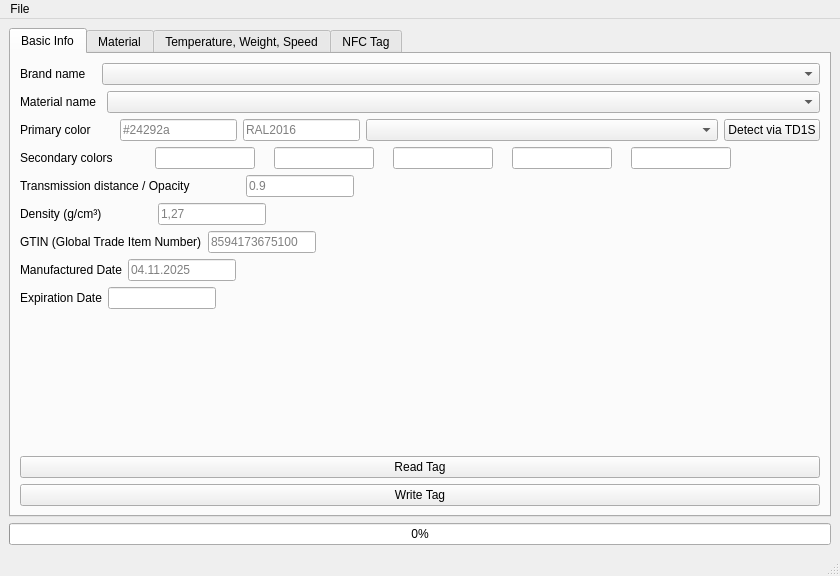
Old version of the form openprinttaggui/GUI/gui.ui in the repository bkerler/OpenPrintTagGUI.
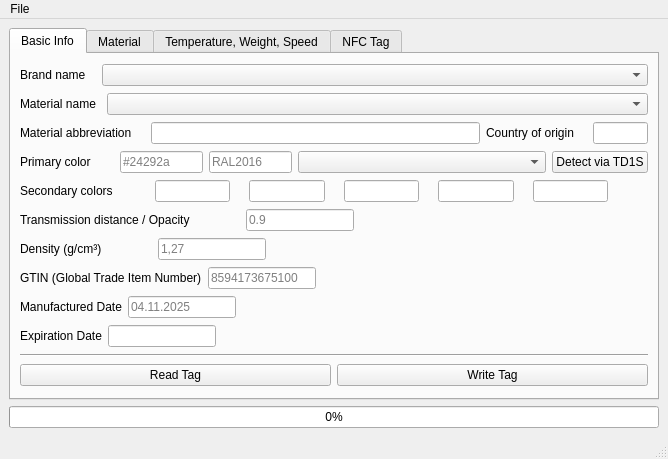
New version of the form. Custom widgets are drawn as their Qt base class.

Commit message: Fix issue with nfc reader support leading to non-responsive/hanging gui, restructure directory and add country_of_origin and material_abbreviation

Diff of the .ui file:
```diff
--- a/openprinttaggui/GUI/gui.ui
+++ b/openprinttaggui/GUI/gui.ui
@@ -6,8 +6,8 @@
    <rect>
     <x>0</x>
     <y>0</y>
-    <width>840</width>
-    <height>576</height>
+    <width>668</width>
+    <height>459</height>
    </rect>
   </property>
   <property name="sizePolicy">
@@ -27,7 +27,14 @@
   </property>
   <widget class="QWidget" name="centralwidget">
    <layout class="QGridLayout" name="gridLayout_8">
-    <item row="0" column="0">
+    <item row="2" column="0">
+     <widget class="QProgressBar" name="progressBar">
+      <property name="value">
+       <number>0</number>
+      </property>
+     </widget>
+    </item>
+    <item row="1" column="0">
      <widget class="QTabWidget" name="tabWidget">
       <property name="currentIndex">
        <number>0</number>
@@ -36,82 +43,48 @@
        <attribute name="title">
         <string>Basic Info</string>
        </attribute>
-       <layout class="QGridLayout" name="gridLayout">
-        <item row="8" column="0">
-         <layout class="QHBoxLayout" name="horizontalLayout_18">
+       <layout class="QVBoxLayout" name="verticalLayout_2">
+        <item>
+         <layout class="QHBoxLayout" name="horizontalLayout_3">
           <item>
-           <widget class="QLabel" name="expdatelabel">
+           <widget class="QLabel" name="brandnamelabel">
             <property name="text">
-             <string>Expiration Date</string>
+             <string>Brand name</string>
             </property>
            </widget>
           </item>
           <item>
-           <widget class="QLineEdit" name="expdateedit">
-            <property name="sizePolicy">
-             <sizepolicy hsizetype="Preferred" vsizetype="Fixed">
-              <horstretch>0</horstretch>
-              <verstretch>0</verstretch>
-             </sizepolicy>
-            </property>
-            <property name="placeholderText">
-             <string/>
-            </property>
-           </widget>
-          </item>
-          <item>
-           <spacer name="horizontalSpacer_2">
+           <spacer name="horizontalSpacer_15">
             <property name="orientation">
              <enum>Qt::Orientation::Horizontal</enum>
             </property>
+            <property name="sizeType">
+             <enum>QSizePolicy::Policy::Preferred</enum>
+            </property>
             <property name="sizeHint" stdset="0">
              <size>
-              <width>40</width>
+              <width>10</width>
               <height>20</height>
              </size>
             </property>
            </spacer>
           </item>
-         </layout>
-        </item>
-        <item row="7" column="0">
-         <layout class="QHBoxLayout" name="horizontalLayout_8">
           <item>
-           <widget class="QLabel" name="datelabel">
-            <property name="text">
-             <string>Manufactured Date</string>
-            </property>
-           </widget>
-          </item>
-          <item>
-           <widget class="QLineEdit" name="dateedit">
+           <widget class="ClearComboBox" name="brandnamebox">
             <property name="sizePolicy">
              <sizepolicy hsizetype="Preferred" vsizetype="Fixed">
-              <horstretch>0</horstretch>
+              <horstretch>4</horstretch>
               <verstretch>0</verstretch>
              </sizepolicy>
             </property>
             <property name="placeholderText">
-             <string>04.11.2025</string>
+             <string>Prusament</string>
             </property>
            </widget>
           </item>
-          <item>
-           <spacer name="horizontalSpacer">
-            <property name="orientation">
-             <enum>Qt::Orientation::Horizontal</enum>
-            </property>
-            <property name="sizeHint" stdset="0">
-             <size>
-              <width>40</width>
-              <height>20</height>
-             </size>
-            </property>
-           </spacer>
-          </item>
          </layout>
         </item>
-        <item row="1" column="0">
+        <item>
          <layout class="QHBoxLayout" name="horizontalLayout_4">
           <item>
            <widget class="QLabel" name="materialnamelabel">
@@ -151,7 +124,83 @@
           </item>
          </layout>
         </item>
-        <item row="2" column="0">
+        <item>
+         <layout class="QHBoxLayout" name="horizontalLayout_22">
+          <item>
+           <widget class="QLabel" name="materialabbrlabel">
+            <property name="text">
+             <string>Material abbreviation</string>
+            </property>
+           </widget>
+          </item>
+          <item>
+           <spacer name="horizontalSpacer_24">
+            <property name="orientation">
+             <enum>Qt::Orientation::Horizontal</enum>
+            </property>
+            <property name="sizeType">
+             <enum>QSizePolicy::Policy::Preferred</enum>
+            </property>
+            <property name="sizeHint" stdset="0">
+             <size>
+              <width>13</width>
+              <height>20</height>
+             </size>
+            </property>
+           </spacer>
+          </item>
+          <item>
+           <widget class="QLineEdit" name="materialabbredit">
+            <property name="sizePolicy">
+             <sizepolicy hsizetype="Expanding" vsizetype="Fixed">
+              <horstretch>6</horstretch>
+              <verstretch>0</verstretch>
+             </sizepolicy>
+            </property>
+            <property name="maxLength">
+             <number>16</number>
+            </property>
+           </widget>
+          </item>
+          <item>
+           <widget class="QLabel" name="label">
+            <property name="text">
+             <string>Country of origin</string>
+            </property>
+           </widget>
+          </item>
+          <item>
+           <spacer name="horizontalSpacer_25">
+            <property name="orientation">
+             <enum>Qt::Orientation::Horizontal</enum>
+            </property>
+            <property name="sizeType">
+             <enum>QSizePolicy::Policy::Preferred</enum>
+            </property>
+            <property name="sizeHint" stdset="0">
+             <size>
+              <width>13</width>
+              <height>20</height>
+             </size>
+            </property>
+           </spacer>
+          </item>
+          <item>
+           <widget class="QLineEdit" name="countryoforiginedit">
+            <property name="sizePolicy">
+             <sizepolicy hsizetype="Expanding" vsizetype="Fixed">
+              <horstretch>1</horstretch>
+              <verstretch>0</verstretch>
+             </sizepolicy>
+            </property>
+            <property name="maxLength">
+             <number>2</number>
+            </property>
+           </widget>
+          </item>
+         </layout>
+        </item>
+        <item>
          <layout class="QHBoxLayout" name="horizontalLayout_5">
           <item>
            <widget class="QLabel" name="primarycolorlabel">
@@ -228,204 +277,7 @@
           </item>
          </layout>
         </item>
-        <item row="6" column="0">
-         <layout class="QHBoxLayout" name="horizontalLayout_7">
-          <item>
-           <widget class="QLabel" name="gtinlabel">
-            <property name="text">
-             <string>GTIN (Global Trade Item Number)</string>
-            </property>
-           </widget>
-          </item>
-          <item>
-           <widget class="QLineEdit" name="gtinedit">
-            <property name="sizePolicy">
-             <sizepolicy hsizetype="Preferred" vsizetype="Fixed">
-              <horstretch>0</horstretch>
-              <verstretch>0</verstretch>
-             </sizepolicy>
-            </property>
-            <property name="placeholderText">
-             <string>8594173675100</string>
-            </property>
-           </widget>
-          </item>
-          <item>
-           <spacer name="horizontalSpacer_17">
-            <property name="orientation">
-             <enum>Qt::Orientation::Horizontal</enum>
-            </property>
-            <property name="sizeHint" stdset="0">
-             <size>
-              <width>40</width>
-              <height>20</height>
-             </size>
-            </property>
-           </spacer>
-          </item>
-         </layout>
-        </item>
-        <item row="10" column="0">
-         <widget class="QPushButton" name="readtagbtn">
-          <property name="text">
-           <string>Read Tag</string>
-          </property>
-         </widget>
-        </item>
-        <item row="11" column="0">
-         <widget class="QPushButton" name="writetagbtn">
-          <property name="text">
-           <string>Write Tag</string>
-          </property>
-         </widget>
-        </item>
-        <item row="4" column="0">
-         <layout class="QHBoxLayout" name="horizontalLayout_9">
-          <item>
-           <widget class="QLabel" name="transmissiondistancelabel">
-            <property name="text">
-             <string>Transmission distance / Opacity</string>
-            </property>
-           </widget>
-          </item>
-          <item>
-           <spacer name="horizontalSpacer_18">
-            <property name="orientation">
-             <enum>Qt::Orientation::Horizontal</enum>
-            </property>
-            <property name="sizeType">
-             <enum>QSizePolicy::Policy::Preferred</enum>
-            </property>
-            <property name="sizeHint" stdset="0">
-             <size>
-              <width>50</width>
-              <height>20</height>
-             </size>
-            </property>
-           </spacer>
-          </item>
-          <item>
-           <widget class="QLineEdit" name="transmissiondistanceedit">
-            <property name="sizePolicy">
-             <sizepolicy hsizetype="Preferred" vsizetype="Fixed">
-              <horstretch>0</horstretch>
-              <verstretch>0</verstretch>
-             </sizepolicy>
-            </property>
-            <property name="placeholderText">
-             <string>0.9</string>
-            </property>
-           </widget>
-          </item>
-          <item>
-           <spacer name="horizontalSpacer_12">
-            <property name="orientation">
-             <enum>Qt::Orientation::Horizontal</enum>
-            </property>
-            <property name="sizeHint" stdset="0">
-             <size>
-              <width>40</width>
-              <height>20</height>
-             </size>
-            </property>
-           </spacer>
-          </item>
-         </layout>
-        </item>
-        <item row="5" column="0">
-         <layout class="QHBoxLayout" name="horizontalLayout_6">
-          <item>
-           <widget class="QLabel" name="densitylabel">
-            <property name="text">
-             <string>Density (g/cm³)</string>
-            </property>
-           </widget>
-          </item>
-          <item>
-           <spacer name="horizontalSpacer_13">
-            <property name="orientation">
-             <enum>Qt::Orientation::Horizontal</enum>
-            </property>
-            <property name="sizeType">
-             <enum>QSizePolicy::Policy::Preferred</enum>
-            </property>
-            <property name="sizeHint" stdset="0">
-             <size>
-              <width>50</width>
-              <height>20</height>
-             </size>
-            </property>
-           </spacer>
-          </item>
-          <item>
-           <widget class="QLineEdit" name="densityedit">
-            <property name="sizePolicy">
-             <sizepolicy hsizetype="Preferred" vsizetype="Fixed">
-              <horstretch>0</horstretch>
-              <verstretch>0</verstretch>
-             </sizepolicy>
-            </property>
-            <property name="placeholderText">
-             <string>1,27</string>
-            </property>
-           </widget>
-          </item>
-          <item>
-           <spacer name="horizontalSpacer_11">
-            <property name="orientation">
-             <enum>Qt::Orientation::Horizontal</enum>
-            </property>
-            <property name="sizeHint" stdset="0">
-             <size>
-              <width>40</width>
-              <height>20</height>
-             </size>
-            </property>
-           </spacer>
-          </item>
-         </layout>
-        </item>
-        <item row="0" column="0">
-         <layout class="QHBoxLayout" name="horizontalLayout_3">
-          <item>
-           <widget class="QLabel" name="brandnamelabel">
-            <property name="text">
-             <string>Brand name</string>
-            </property>
-           </widget>
-          </item>
-          <item>
-           <spacer name="horizontalSpacer_15">
-            <property name="orientation">
-             <enum>Qt::Orientation::Horizontal</enum>
-            </property>
-            <property name="sizeType">
-             <enum>QSizePolicy::Policy::Preferred</enum>
-            </property>
-            <property name="sizeHint" stdset="0">
-             <size>
-              <width>10</width>
-              <height>20</height>
-             </size>
-            </property>
-           </spacer>
-          </item>
-          <item>
-           <widget class="ClearComboBox" name="brandnamebox">
-            <property name="sizePolicy">
-             <sizepolicy hsizetype="Preferred" vsizetype="Fixed">
-              <horstretch>4</horstretch>
-              <verstretch>0</verstretch>
-             </sizepolicy>
-            </property>
-            <property name="placeholderText">
-             <string>Prusament</string>
-            </property>
-           </widget>
-          </item>
-         </layout>
-        </item>
-        <item row="3" column="0">
+        <item>
          <layout class="QHBoxLayout" name="horizontalLayout_20">
           <item>
            <widget class="QLabel" name="primarycolorlabel_2">
@@ -608,18 +460,247 @@
           </item>
          </layout>
         </item>
-        <item row="9" column="0">
-         <spacer name="verticalSpacer">
+        <item>
+         <layout class="QHBoxLayout" name="horizontalLayout_9">
+          <item>
+           <widget class="QLabel" name="transmissiondistancelabel">
+            <property name="text">
+             <string>Transmission distance / Opacity</string>
+            </property>
+           </widget>
+          </item>
+          <item>
+           <spacer name="horizontalSpacer_18">
+            <property name="orientation">
+             <enum>Qt::Orientation::Horizontal</enum>
+            </property>
+            <property name="sizeType">
+             <enum>QSizePolicy::Policy::Preferred</enum>
+            </property>
+            <property name="sizeHint" stdset="0">
+             <size>
+              <width>50</width>
+              <height>20</height>
+             </size>
+            </property>
+           </spacer>
+          </item>
+          <item>
+           <widget class="QLineEdit" name="transmissiondistanceedit">
+            <property name="sizePolicy">
+             <sizepolicy hsizetype="Preferred" vsizetype="Fixed">
+              <horstretch>0</horstretch>
+              <verstretch>0</verstretch>
+             </sizepolicy>
+            </property>
+            <property name="placeholderText">
+             <string>0.9</string>
+            </property>
+           </widget>
+          </item>
+          <item>
+           <spacer name="horizontalSpacer_12">
+            <property name="orientation">
+             <enum>Qt::Orientation::Horizontal</enum>
+            </property>
+            <property name="sizeHint" stdset="0">
+             <size>
+              <width>40</width>
+              <height>20</height>
+             </size>
+            </property>
+           </spacer>
+          </item>
+         </layout>
+        </item>
+        <item>
+         <layout class="QHBoxLayout" name="horizontalLayout_6">
+          <item>
+           <widget class="QLabel" name="densitylabel">
+            <property name="text">
+             <string>Density (g/cm³)</string>
+            </property>
+           </widget>
+          </item>
+          <item>
+           <spacer name="horizontalSpacer_13">
+            <property name="orientation">
+             <enum>Qt::Orientation::Horizontal</enum>
+            </property>
+            <property name="sizeType">
+             <enum>QSizePolicy::Policy::Preferred</enum>
+            </property>
+            <property name="sizeHint" stdset="0">
+             <size>
+              <width>50</width>
+              <height>20</height>
+             </size>
+            </property>
+           </spacer>
+          </item>
+          <item>
+           <widget class="QLineEdit" name="densityedit">
+            <property name="sizePolicy">
+             <sizepolicy hsizetype="Preferred" vsizetype="Fixed">
+              <horstretch>0</horstretch>
+              <verstretch>0</verstretch>
+             </sizepolicy>
+            </property>
+            <property name="placeholderText">
+             <string>1,27</string>
+            </property>
+           </widget>
+          </item>
+          <item>
+           <spacer name="horizontalSpacer_11">
+            <property name="orientation">
+             <enum>Qt::Orientation::Horizontal</enum>
+            </property>
+            <property name="sizeHint" stdset="0">
+             <size>
+              <width>40</width>
+              <height>20</height>
+             </size>
+            </property>
+           </spacer>
+          </item>
+         </layout>
+        </item>
+        <item>
+         <layout class="QHBoxLayout" name="horizontalLayout_7">
+          <item>
+           <widget class="QLabel" name="gtinlabel">
+            <property name="text">
+             <string>GTIN (Global Trade Item Number)</string>
+            </property>
+           </widget>
+          </item>
+          <item>
+           <widget class="QLineEdit" name="gtinedit">
+            <property name="sizePolicy">
+             <sizepolicy hsizetype="Preferred" vsizetype="Fixed">
+              <horstretch>0</horstretch>
+              <verstretch>0</verstretch>
+             </sizepolicy>
+            </property>
+            <property name="placeholderText">
+             <string>8594173675100</string>
+            </property>
+           </widget>
+          </item>
+          <item>
+           <spacer name="horizontalSpacer_17">
+            <property name="orientation">
+             <enum>Qt::Orientation::Horizontal</enum>
+            </property>
+            <property name="sizeHint" stdset="0">
+             <size>
+              <width>40</width>
+              <height>20</height>
+             </size>
+            </property>
+           </spacer>
+          </item>
+         </layout>
+        </item>
+        <item>
+         <layout class="QHBoxLayout" name="horizontalLayout_8">
+          <item>
+           <widget class="QLabel" name="datelabel">
+            <property name="text">
+             <string>Manufactured Date</string>
+            </property>
+           </widget>
+          </item>
+          <item>
+           <widget class="QLineEdit" name="dateedit">
+            <property name="sizePolicy">
+             <sizepolicy hsizetype="Preferred" vsizetype="Fixed">
+              <horstretch>0</horstretch>
+              <verstretch>0</verstretch>
+             </sizepolicy>
+            </property>
+            <property name="placeholderText">
+             <string>04.11.2025</string>
+            </property>
+           </widget>
+          </item>
+          <item>
+           <spacer name="horizontalSpacer">
+            <property name="orientation">
+             <enum>Qt::Orientation::Horizontal</enum>
+            </property>
+            <property name="sizeHint" stdset="0">
+             <size>
+              <width>40</width>
+              <height>20</height>
+             </size>
+            </property>
+           </spacer>
+          </item>
+         </layout>
+        </item>
+        <item>
+         <layout class="QHBoxLayout" name="horizontalLayout_18">
+          <item>
+           <widget class="QLabel" name="expdatelabel">
+            <property name="text">
+             <string>Expiration Date</string>
+            </property>
+           </widget>
+          </item>
+          <item>
+           <widget class="QLineEdit" name="expdateedit">
+            <property name="sizePolicy">
+             <sizepolicy hsizetype="Preferred" vsizetype="Fixed">
+              <horstretch>0</horstretch>
+              <verstretch>0</verstretch>
+             </sizepolicy>
+            </property>
+            <property name="placeholderText">
+             <string/>
+            </property>
+           </widget>
+          </item>
+          <item>
+           <spacer name="horizontalSpacer_2">
+            <property name="orientation">
+             <enum>Qt::Orientation::Horizontal</enum>
+            </property>
+            <property name="sizeHint" stdset="0">
+             <size>
+              <width>40</width>
+              <height>20</height>
+             </size>
+            </property>
+           </spacer>
+          </item>
+         </layout>
+        </item>
+        <item>
+         <widget class="Line" name="line">
           <property name="orientation">
-           <enum>Qt::Orientation::Vertical</enum>
+           <enum>Qt::Orientation::Horizontal</enum>
           </property>
-          <property name="sizeHint" stdset="0">
-           <size>
-            <width>20</width>
-            <height>40</height>
-           </size>
-          </property>
-         </spacer>
+         </widget>
+        </item>
+        <item>
+         <layout class="QHBoxLayout" name="horizontalLayout_23">
+          <item>
+           <widget class="QPushButton" name="readtagbtn">
+            <property name="text">
+             <string>Read Tag</string>
+            </property>
+           </widget>
+          </item>
+          <item>
+           <widget class="QPushButton" name="writetagbtn">
+            <property name="text">
+             <string>Write Tag</string>
+            </property>
+           </widget>
+          </item>
+         </layout>
         </item>
        </layout>
       </widget>
@@ -1171,13 +1252,6 @@
       </widget>
      </widget>
     </item>
-    <item row="1" column="0">
-     <widget class="QProgressBar" name="progressBar">
-      <property name="value">
-       <number>0</number>
-      </property>
-     </widget>
-    </item>
    </layout>
   </widget>
   <widget class="QMenuBar" name="menubar">
@@ -1185,8 +1259,8 @@
     <rect>
      <x>0</x>
      <y>0</y>
-     <width>840</width>
-     <height>22</height>
+     <width>668</width>
+     <height>23</height>
     </rect>
    </property>
    <widget class="QMenu" name="menuFile">
```
The commit also changes 17 other files.
